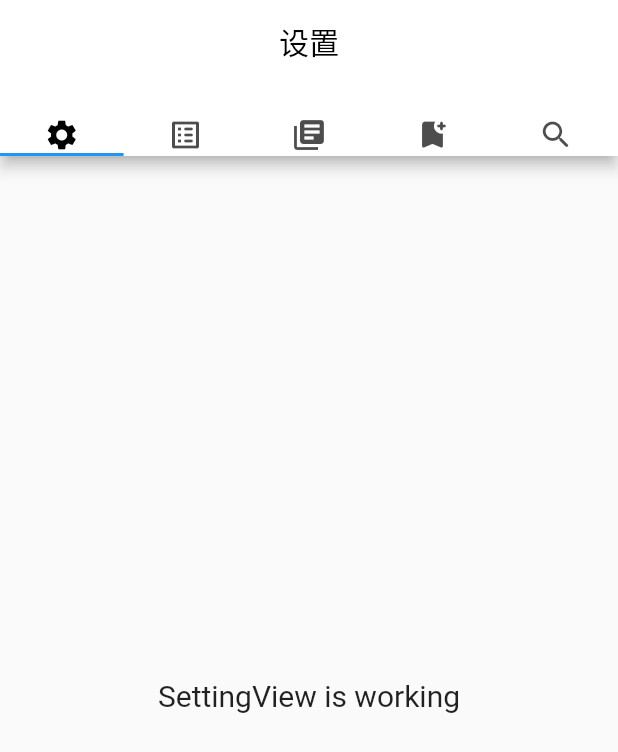
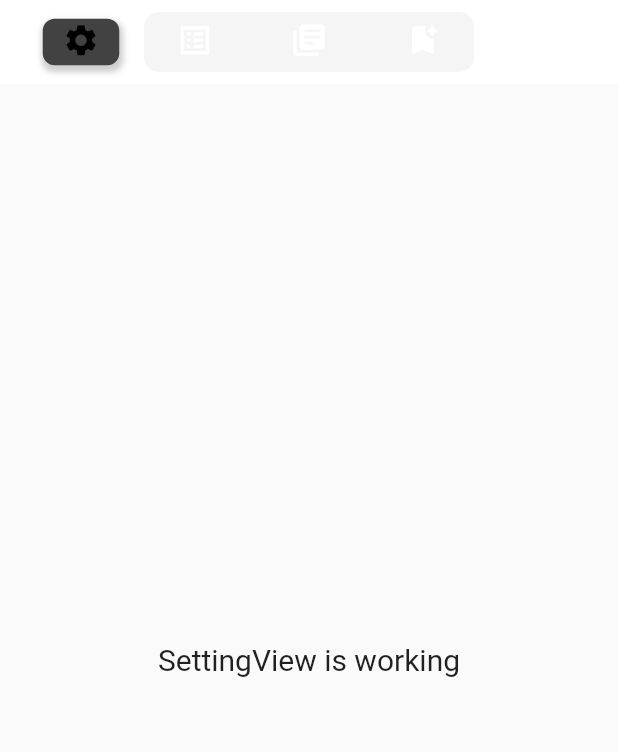
Before and after one commit to fengwensheng/flutter_agora, a Flutter app: the screen it shows after launch, on a phone screen of 412 x 824 dp. Shown: the top 752 px of the screen. Run offline on Flutter 3.47's test engine with Material 2 defaults, Android fonts, the light colour scheme and no system bars; our stand-ins replace get.

Commit message:
TabBar style outlook

```diff
--- a/lib/app/modules/home/home_view.dart
+++ b/lib/app/modules/home/home_view.dart
@@ -18,20 +18,53 @@ class HomeView extends GetView<HomeController> {
       );
 
   AppBar _buildAppBar() => AppBar(
-        centerTitle: true,
+        elevation: 0.0,
         backgroundColor: Colors.white,
-        title: Text(
-          '设置',
-          style: TextStyle(
-            color: Colors.black,
+        title: Stack(
+          alignment: Alignment.center,
+          children: [
+            Container(
+              width: 220,
+              height: 40,
+              decoration: BoxDecoration(
+                borderRadius: const BorderRadius.all(Radius.circular(10)),
+                color: Colors.grey[100],
               ),
             ),
-        bottom: TabBar(
+            TabBar(
+              indicator: BoxDecoration(
+                borderRadius: const BorderRadius.all(Radius.circular(8)),
+                color: Colors.grey[800],
+                boxShadow: [
+                  BoxShadow(
+                    color: Colors.black.withOpacity(.2),
+                    offset: Offset(1, 3),
+                    blurRadius: 3.0,
+                    spreadRadius: 1.0,
+                  ),
+                ],
+              ),
+              indicatorSize: TabBarIndicatorSize.label,
+              labelPadding: EdgeInsets.symmetric(
+                vertical: 0,
+                horizontal: 0,
+              ),
               labelColor: Colors.black,
               tabs: List.generate(
                 HomeController.tabIcons.length,
-            (i) => Icon(HomeController.tabIcons[i]),
+                (i) => Container(
+                  margin: const EdgeInsets.symmetric(
+                    vertical: 2.0,
+                    horizontal: 13.0,
                   ),
+                  child: Icon(
+                    HomeController.tabIcons[i],
+                    size: 25.0,
+                  ),
+                ),
+              ),
+            ),
+          ],
         ),
       );
 
--- a/lib/main.dart
+++ b/lib/main.dart
@@ -9,6 +9,7 @@ void main() => runApp(App());
 class App extends StatelessWidget {
   @override
   Widget build(_) => GetMaterialApp(
+        debugShowCheckedModeBanner: false,
         title: "Flugora",
         initialRoute: AppPages.INITIAL,
         getPages: AppPages.routes,
```
Lines whose indentation alone changed are shown as unchanged.
